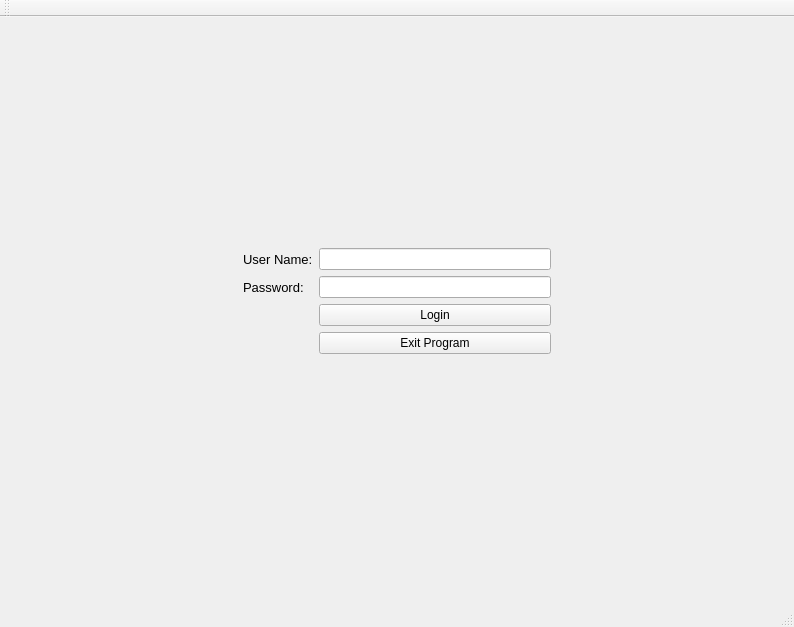
The window that mainwindow.ui (mronfire/Project-1---Warehouse-Manager) describes before a commit, drawn with Qt 5.
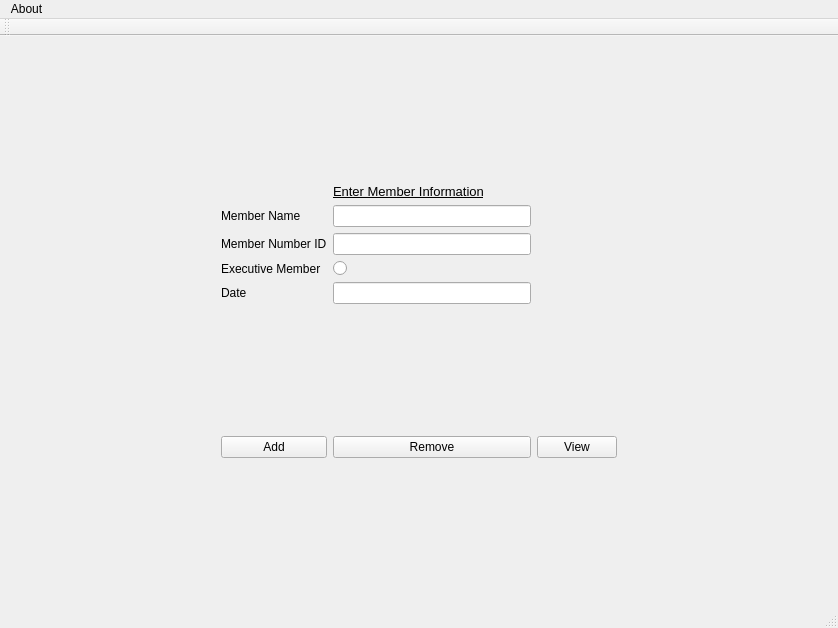
The same window after the commit. The open tabs and pages were chosen to show the change.

Commit message: Got the stuff I needed from checkout

What changed in the file:
```diff
--- a/mainwindow.ui
+++ b/mainwindow.ui
@@ -6,8 +6,8 @@
    <rect>
     <x>0</x>
     <y>0</y>
-    <width>794</width>
-    <height>627</height>
+    <width>838</width>
+    <height>628</height>
    </rect>
   </property>
   <property name="windowTitle">
@@ -20,7 +20,14 @@
    <pixmap>:/MyImages/img/customerlogin.PNG</pixmap>
   </property>
   <widget class="QWidget" name="centralWidget">
-   <layout class="QGridLayout" name="gridLayout_2">
+   <layout class="QGridLayout" name="gridLayout_3">
+    <item row="0" column="0">
+     <widget class="QStackedWidget" name="stackedWidget">
+      <property name="currentIndex">
+       <number>2</number>
+      </property>
+      <widget class="QWidget" name="loginPage">
+       <layout class="QGridLayout" name="gridLayout_4">
     <item row="0" column="0">
      <layout class="QGridLayout" name="gridLayout">
       <item row="1" column="3">
@@ -138,19 +145,201 @@
         </property>
        </widget>
       </item>
-     </layout>
-    </item>
-    <item row="1" column="0">
-     <widget class="QLabel" name="label_pic">
+          <item row="1" column="3">
+           <widget class="QLineEdit" name="Edituser">
+            <property name="autoFillBackground">
+             <bool>false</bool>
+            </property>
       <property name="styleSheet">
        <string notr="true"/>
       </property>
+           </widget>
+          </item>
+         </layout>
+        </item>
+       </layout>
+      </widget>
+      <widget class="QWidget" name="memberPage">
+       <layout class="QGridLayout" name="gridLayout_5">
+        <item row="0" column="0">
+         <layout class="QGridLayout" name="gridLayout_2">
+          <item row="1" column="2">
+           <widget class="QLabel" name="label_Header">
+            <property name="font">
+             <font>
+              <family>Arial</family>
+              <pointsize>10</pointsize>
+              <underline>true</underline>
+             </font>
+            </property>
+            <property name="text">
+             <string>Enter Member Information</string>
+            </property>
+           </widget>
+          </item>
+          <item row="0" column="2">
+           <spacer name="verticalSpacer_3">
+            <property name="orientation">
+             <enum>Qt::Vertical</enum>
+            </property>
+            <property name="sizeHint" stdset="0">
+             <size>
+              <width>20</width>
+              <height>40</height>
+             </size>
+            </property>
+           </spacer>
+          </item>
+          <item row="3" column="1">
+           <widget class="QLabel" name="label_numberID">
+            <property name="text">
+             <string>Member Number ID</string>
+            </property>
+           </widget>
+          </item>
+          <item row="4" column="1">
+           <widget class="QLabel" name="label_executive">
+            <property name="text">
+             <string>Executive Member</string>
+            </property>
+           </widget>
+          </item>
+          <item row="3" column="2">
+           <widget class="QLineEdit" name="lineEdit_numberID"/>
+          </item>
+          <item row="2" column="1">
+           <widget class="QLabel" name="label_username">
+            <property name="text">
+             <string>Member Name</string>
+            </property>
+           </widget>
+          </item>
+          <item row="2" column="2">
+           <widget class="QLineEdit" name="lineEdit_username"/>
+          </item>
+          <item row="3" column="0">
+           <spacer name="horizontalSpacer_3">
+            <property name="orientation">
+             <enum>Qt::Horizontal</enum>
+            </property>
+            <property name="sizeHint" stdset="0">
+             <size>
+              <width>40</width>
+              <height>20</height>
+             </size>
+            </property>
+           </spacer>
+          </item>
+          <item row="5" column="2">
+           <widget class="QLineEdit" name="lineEdit_Date"/>
+          </item>
+          <item row="4" column="2">
+           <widget class="QRadioButton" name="radioButton_execituveType">
       <property name="text">
        <string/>
       </property>
-      <property name="scaledContents">
-       <bool>true</bool>
-      </property>
+           </widget>
+          </item>
+          <item row="5" column="1">
+           <widget class="QLabel" name="label_Date">
+            <property name="text">
+             <string>Date</string>
+            </property>
+           </widget>
+          </item>
+          <item row="7" column="1">
+           <widget class="QPushButton" name="addButton">
+            <property name="text">
+             <string>Add</string>
+            </property>
+           </widget>
+          </item>
+          <item row="7" column="2">
+           <widget class="QPushButton" name="removeButton">
+            <property name="text">
+             <string>Remove</string>
+            </property>
+           </widget>
+          </item>
+          <item row="6" column="2">
+           <spacer name="verticalSpacer_5">
+            <property name="orientation">
+             <enum>Qt::Vertical</enum>
+            </property>
+            <property name="sizeHint" stdset="0">
+             <size>
+              <width>20</width>
+              <height>40</height>
+             </size>
+            </property>
+           </spacer>
+          </item>
+          <item row="3" column="4">
+           <spacer name="horizontalSpacer_4">
+            <property name="orientation">
+             <enum>Qt::Horizontal</enum>
+            </property>
+            <property name="sizeHint" stdset="0">
+             <size>
+              <width>40</width>
+              <height>20</height>
+             </size>
+            </property>
+           </spacer>
+          </item>
+          <item row="7" column="3">
+           <widget class="QPushButton" name="viewButton">
+            <property name="text">
+             <string>View</string>
+            </property>
+           </widget>
+          </item>
+          <item row="9" column="2">
+           <spacer name="verticalSpacer_4">
+            <property name="orientation">
+             <enum>Qt::Vertical</enum>
+            </property>
+            <property name="sizeHint" stdset="0">
+             <size>
+              <width>20</width>
+              <height>40</height>
+             </size>
+            </property>
+           </spacer>
+          </item>
+         </layout>
+        </item>
+       </layout>
+      </widget>
+      <widget class="QWidget" name="Page">
+       <layout class="QGridLayout" name="gridLayout_7">
+        <item row="0" column="0">
+         <layout class="QGridLayout" name="gridLayout_6">
+          <item row="2" column="0">
+           <widget class="QPushButton" name="pushButton_goBack">
+            <property name="text">
+             <string>Go back</string>
+            </property>
+           </widget>
+          </item>
+          <item row="1" column="0">
+           <widget class="QPushButton" name="pushButton_switchAccount">
+            <property name="text">
+             <string>Switch Account</string>
+            </property>
+           </widget>
+          </item>
+          <item row="0" column="0">
+           <widget class="QLabel" name="label_membersInfo">
+            <property name="text">
+             <string>Members Info</string>
+            </property>
+           </widget>
+          </item>
+         </layout>
+        </item>
+       </layout>
+      </widget>
      </widget>
     </item>
    </layout>
@@ -160,10 +349,18 @@
     <rect>
      <x>0</x>
      <y>0</y>
-     <width>794</width>
+     <width>838</width>
      <height>21</height>
     </rect>
    </property>
+   <widget class="QMenu" name="menuAbout">
+    <property name="title">
+     <string>About</string>
+    </property>
+    <addaction name="separator"/>
+    <addaction name="actionInfo_about_our_Team"/>
+   </widget>
+   <addaction name="menuAbout"/>
   </widget>
   <widget class="QToolBar" name="mainToolBar">
    <attribute name="toolBarArea">
```
Left out of the diff: 66 changed lines with no effect on the pictures. Lines whose indentation alone changed are shown as unchanged. The commit also changes 1 other file.
